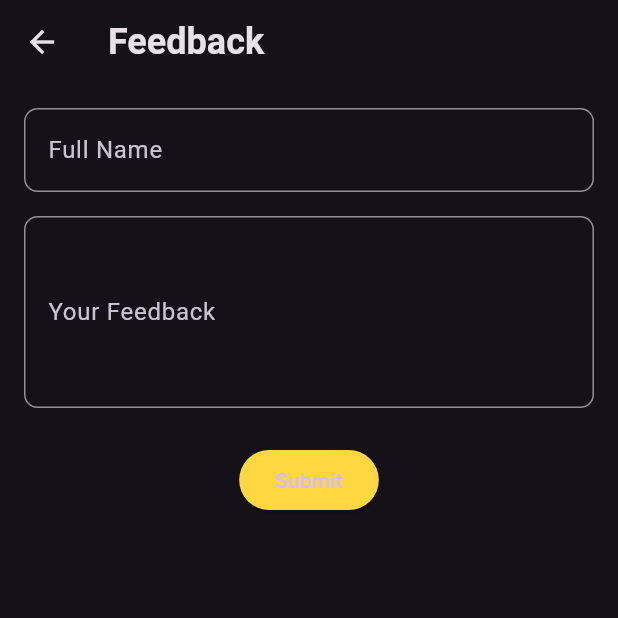
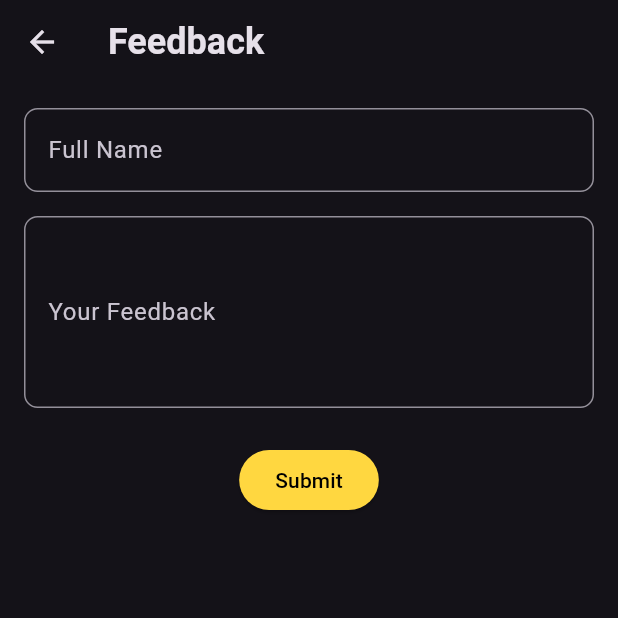
Before and after one commit to Mikilezen/flutterQwee, a Flutter app: the CompanyDetailScreen screen opened directly with empty values, after a tap on "Send Feedback", on a phone screen of 412 x 824 dp, the top half of it. Run offline on Flutter 3.47's test engine with Material 3 defaults, Android fonts, the light colour scheme and no system bars; our stand-ins replace get, get_storage, shared_preferences; accounts and stored records are empty.

Commit message:
pubspec updated

```diff
--- a/lib/main.dart
+++ b/lib/main.dart
@@ -11,9 +11,6 @@ import 'views/feedback_screen.dart';
 void main() async {
   WidgetsFlutterBinding.ensureInitialized();
   await GetStorage.init();
-
-  // Get.put(CompanyController());
-  // Get.put(BookmarkController());
   final box = GetStorage();
   await GetStorage.init();
   box.writeIfNull('onetime', false);
@@ -30,8 +27,7 @@ class MyApp extends StatelessWidget {
       debugShowCheckedModeBanner: false,
       title: 'Company Finder',
       theme: ThemeData.dark().copyWith(),
-      // home: box.read('onetime') ? CompanyList() : Company_card_name(),
-      home: Company_card_name(),
+      home: box.read('onetime') ? CompanyList() : Company_card_name(),
     );
   }
 }
--- a/lib/views/company_detail.dart
+++ b/lib/views/company_detail.dart
@@ -46,7 +46,10 @@ class CompanyDetailScreen extends StatelessWidget {
                 onPressed: () {
                   Get.to(FeedbackScreen());
                 },
-                child: const Text("Send Feedback"),
+                child: const Text(
+                  "Send Feedback",
+                  style: TextStyle(color: Colors.black),
+                ),
               ),
             ),
           ],
--- a/lib/views/company_list.dart
+++ b/lib/views/company_list.dart
@@ -54,8 +54,6 @@ class CompanyList extends StatelessWidget {
           itemCount: controller.companies.length,
           itemBuilder: (context, index) {
             final company = controller.companies[index];
-
-            print(randomThing.imageByIndex(index));
             return ListTile(
               leading: CircleAvatar(
                 backgroundColor: randomThing.colorByIndex(index),
--- a/lib/views/feedback_screen.dart
+++ b/lib/views/feedback_screen.dart
@@ -75,7 +75,10 @@ class _FeedbackScreenState extends State<FeedbackScreen> {
                     msgCtrl.clear();
                   }
                 },
-                child: const Text("Submit"),
+                child: const Text(
+                  "Submit",
+                  style: TextStyle(color: Colors.black),
+                ),
               ),
             ],
           ),
--- a/pubspec.yaml
+++ b/pubspec.yaml
@@ -34,3 +34,4 @@ flutter:
   uses-material-design: true
   assets:
     - assets/
+    - assets/icons/
```
